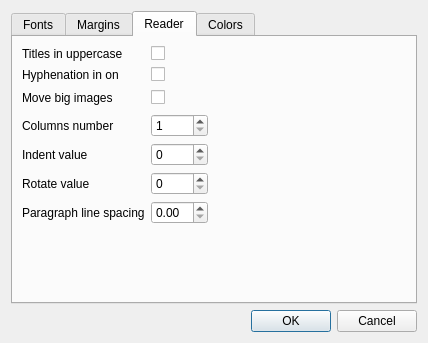
Old version of the form src/booksettings.ui in the repository mityunin/bkreader.
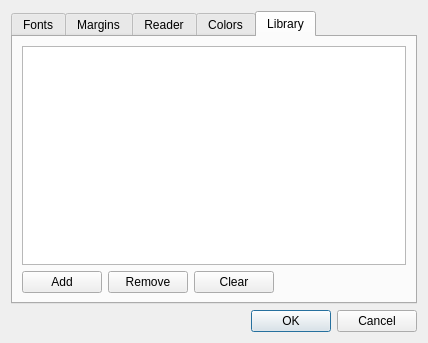
New version of the form.

Commit message: + Add: library settings to settings window

```diff
--- a/src/booksettings.ui
+++ b/src/booksettings.ui
@@ -17,7 +17,7 @@
    <item>
     <widget class="QTabWidget" name="tabWidget">
      <property name="currentIndex">
-      <number>2</number>
+      <number>4</number>
      </property>
      <widget class="QWidget" name="fonts_tab">
       <attribute name="title">
@@ -692,6 +692,60 @@
        </item>
       </layout>
      </widget>
+     <widget class="QWidget" name="library_tab">
+      <attribute name="title">
+       <string>Library</string>
+      </attribute>
+      <layout class="QGridLayout" name="gridLayout_4">
+       <item row="1" column="0" rowspan="2">
+        <layout class="QHBoxLayout" name="horizontalLayout">
+         <property name="sizeConstraint">
+          <enum>QLayout::SetDefaultConstraint</enum>
+         </property>
+         <property name="topMargin">
+          <number>0</number>
+         </property>
+         <item>
+          <widget class="QPushButton" name="butAddLibraryDir">
+           <property name="text">
+            <string>Add</string>
+           </property>
+          </widget>
+         </item>
+         <item>
+          <widget class="QPushButton" name="butRemoveLibraryDir">
+           <property name="text">
+            <string>Remove</string>
+           </property>
+          </widget>
+         </item>
+         <item>
+          <widget class="QPushButton" name="butClearLibraryDirs">
+           <property name="text">
+            <string>Clear</string>
+           </property>
+          </widget>
+         </item>
+         <item>
+          <spacer name="horizontalSpacer_3">
+           <property name="orientation">
+            <enum>Qt::Horizontal</enum>
+           </property>
+           <property name="sizeHint" stdset="0">
+            <size>
+             <width>40</width>
+             <height>20</height>
+            </size>
+           </property>
+          </spacer>
+         </item>
+        </layout>
+       </item>
+       <item row="0" column="0">
+        <widget class="QListWidget" name="listLibraryDirs"/>
+       </item>
+      </layout>
+     </widget>
     </widget>
    </item>
    <item>
```
The commit also changes 7 other files.
